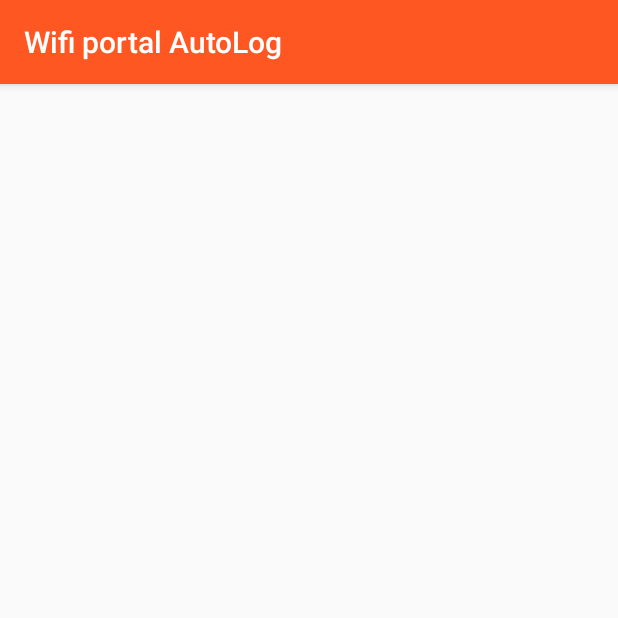
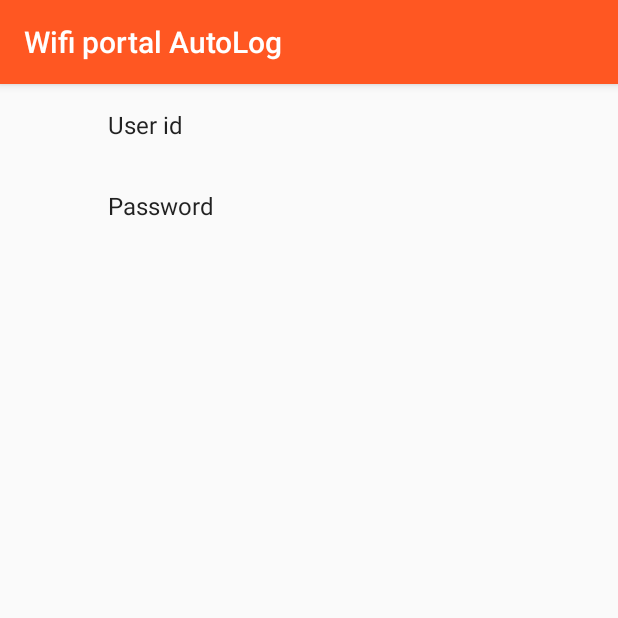
Before and after one commit to m-i-k-e-e/WifiPortalAutoLog, an Android app: the screen it shows after launch (PrefsActivity), on a phone screen of 412 x 824 dp, the top half of it. Run offline under Robolectric (Android 15) with nearby library versions, the phone set to English and light mode, and no system bars; our stand-ins replace androidx.preference.

Commit message:
fix layout crash

```diff
--- a/app/src/main/res/layout/activity_prefs.xml
+++ b/app/src/main/res/layout/activity_prefs.xml
@@ -1,5 +1,5 @@
 <?xml version="1.0" encoding="utf-8"?>
-<merge xmlns:android="http://schemas.android.com/apk/res/android"
+<FrameLayout xmlns:android="http://schemas.android.com/apk/res/android"
     android:id="@+id/container"
     android:layout_width="match_parent"
     android:layout_height="match_parent"
```
